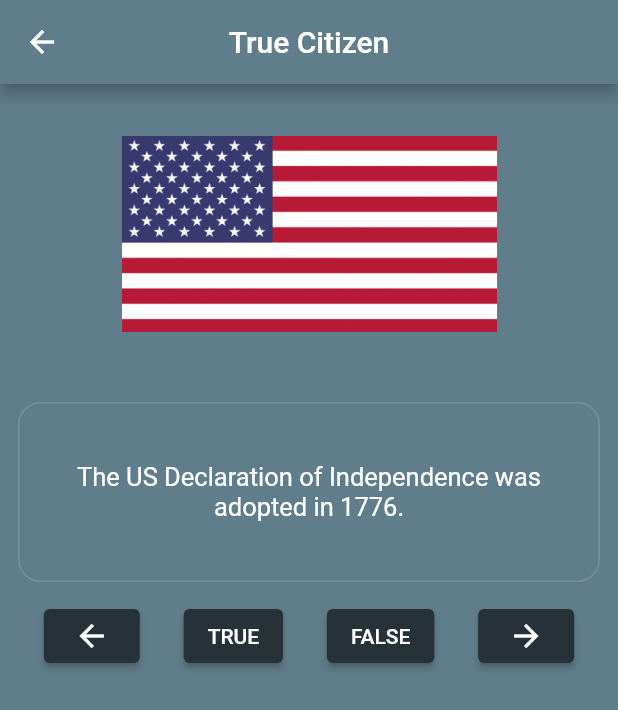
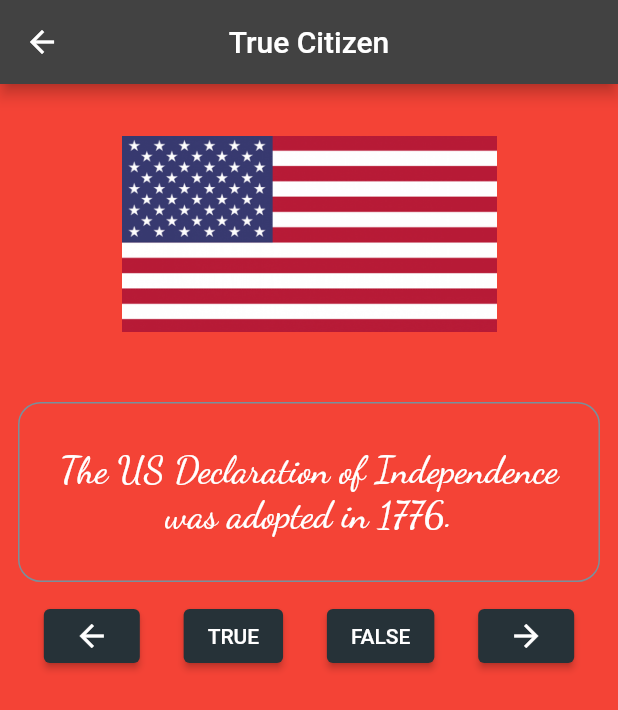
Before and after one commit to sujancse5bu/flutter_practice, a Flutter app: the QuizApp screen opened directly, on a phone screen of 412 x 824 dp. Shown: the top 710 px of the screen. Run offline on Flutter 3.47's test engine with Material 2 defaults, Android fonts, the phone set to English and light mode, and no system bars; network calls fail.

Commit message:
fixing theme update problem

```diff
--- a/lib/ui/home.dart
+++ b/lib/ui/home.dart
@@ -23,9 +23,9 @@ class _QuizAppState extends State<QuizApp> {
         appBar: AppBar(
           title: Text('True Citizen'),
           centerTitle: true,
-          backgroundColor: Colors.blueGrey,
+          // backgroundColor: Colors.lightBlue[900],
         ),
-        backgroundColor: Colors.blueGrey,
+        // backgroundColor: Colors.blueGrey,
         body: Container(
           child: Column(
             children: <Widget>[
@@ -44,10 +44,12 @@ class _QuizAppState extends State<QuizApp> {
                     child: Padding(
                       padding: const EdgeInsets.all(8.0),
                       child: Text(
-                          questionBank[_currentQuestionIndex].questionText,
-                          textAlign: TextAlign.center,
-                          style: const TextStyle(
-                              fontSize: 17, color: Colors.white)),
+                        questionBank[_currentQuestionIndex].questionText,
+                        textAlign: TextAlign.center,
+                        style: Theme.of(context).textTheme.bodyText1,
+                        // style: const TextStyle(
+                        //     fontSize: 17, color: Colors.white)
+                      ),
                     ),
                   ),
                   decoration: BoxDecoration(
--- a/lib/ui/movie_ui/movie_ui.dart
+++ b/lib/ui/movie_ui/movie_ui.dart
@@ -145,8 +145,9 @@ class MovieListView extends StatelessWidget {
       decoration: BoxDecoration(
           shape: BoxShape.circle,
           image: DecorationImage(
-              image: NetworkImage(imageUrl ??
-                  'https://images-na.ssl-images-amazon.com/images/M/MV5BZjA0MWYwZTEtYzc5Yi00NGM2LTg1YTctNjY2YzQ0NDJhZDAwXkEyXkFqcGdeQXVyNDAyODU1Njc@._V1_SY1000_CR0,0,1499,1000_AL_.jpg'),
+              image: NetworkImage(imageUrl
+                  //  ?? 'https://images-na.ssl-images-amazon.com/images/M/MV5BZjA0MWYwZTEtYzc5Yi00NGM2LTg1YTctNjY2YzQ0NDJhZDAwXkEyXkFqcGdeQXVyNDAyODU1Njc@._V1_SY1000_CR0,0,1499,1000_AL_.jpg'
+                  ),
               fit: BoxFit.cover)),
     );
   }
```
Also changed, not shown: lib/main.dart (+60 -1 lines), pubspec.yaml (+7 -5 lines), fonts/DancingScript-Bold.ttf (added), fonts/DancingScript-Medium.ttf (added), fonts/DancingScript-Regular.ttf (added), fonts/DancingScript-SemiBold.ttf (added), pubspec.lock.
